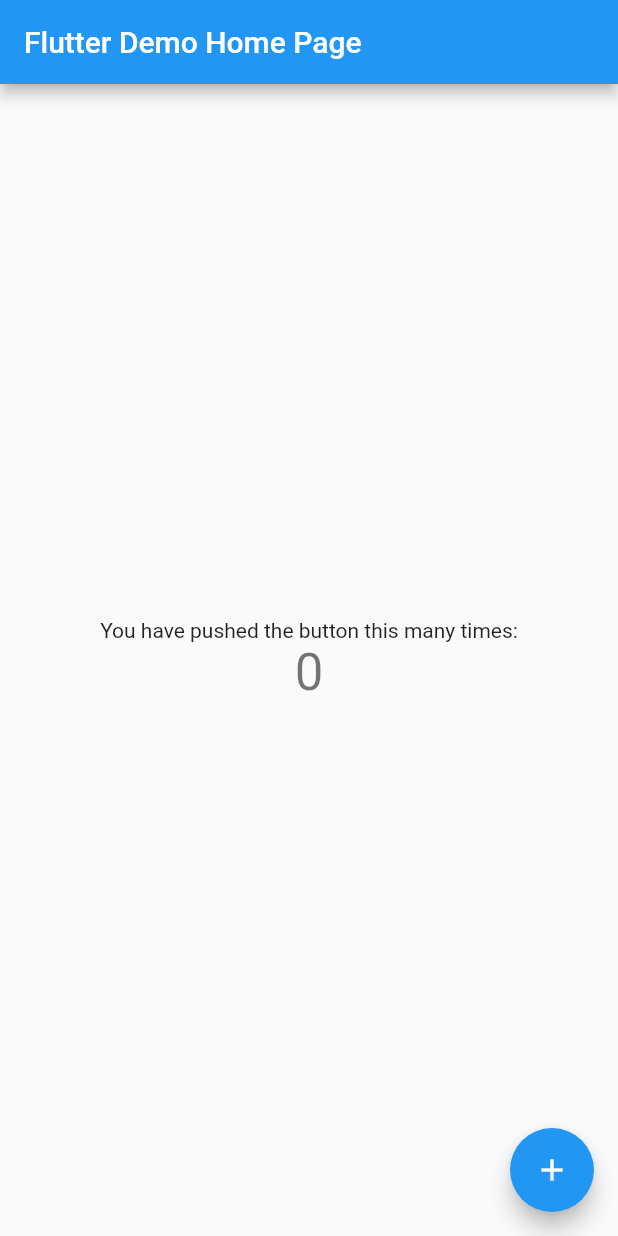
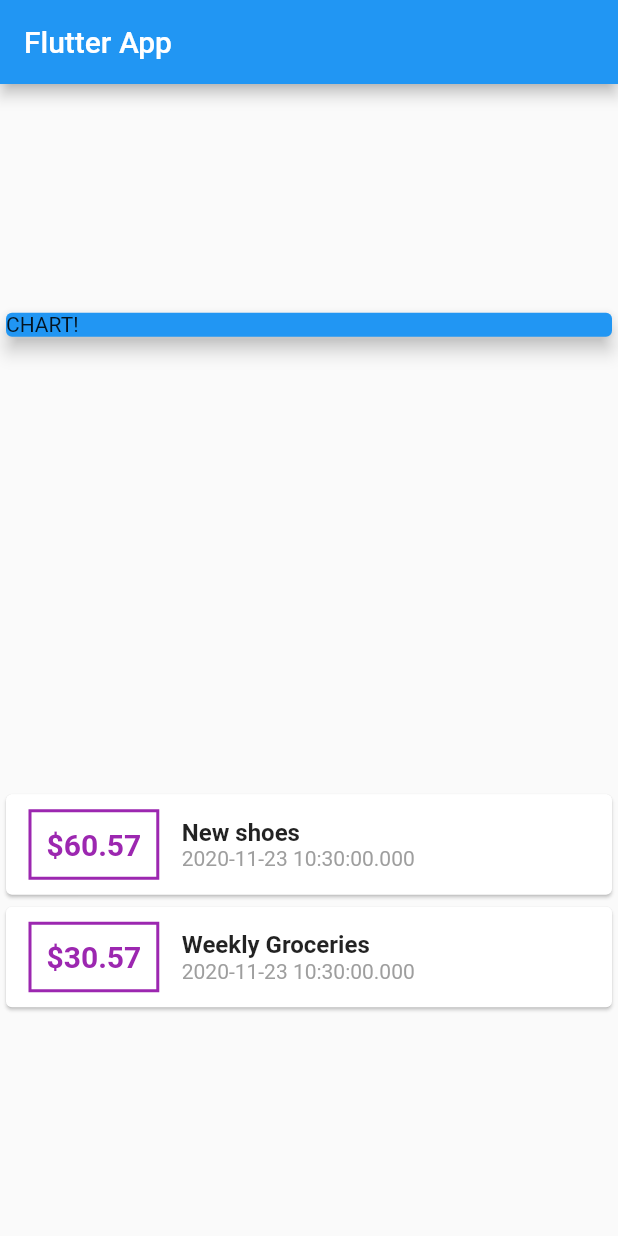
Before and after one commit to andreisas06/personal-expenses-app, a Flutter app: the screen it shows after launch, on a phone screen of 412 x 824 dp. Run offline on Flutter 3.47's test engine with Material 2 defaults, Android fonts, the phone set to English and light mode, and no system bars.

Commit message:
designed the transaction cards

```diff
--- a/lib/main.dart
+++ b/lib/main.dart
@@ -1,113 +1,89 @@
 import 'package:flutter/material.dart';
+import './transaction.dart';
 
-void main() {
-  runApp(MyApp());
-}
+void main() => runApp(MyApp());
 
 class MyApp extends StatelessWidget {
-  // This widget is the root of your application.
   @override
   Widget build(BuildContext context) {
     return MaterialApp(
-      title: 'Flutter Demo',
-      theme: ThemeData(
-        // This is the theme of your application.
-        //
-        // Try running your application with "flutter run". You'll see the
-        // application has a blue toolbar. Then, without quitting the app, try
-        // changing the primarySwatch below to Colors.green and then invoke
-        // "hot reload" (press "r" in the console where you ran "flutter run",
-        // or simply save your changes to "hot reload" in a Flutter IDE).
-        // Notice that the counter didn't reset back to zero; the application
-        // is not restarted.
-        primarySwatch: Colors.blue,
-      ),
-      home: MyHomePage(title: 'Flutter Demo Home Page'),
+      title: 'Flutter App',
+      home: MyHomePage(),
     );
   }
 }
 
-class MyHomePage extends StatefulWidget {
-  MyHomePage({Key key, this.title}) : super(key: key);
-
-  // This widget is the home page of your application. It is stateful, meaning
-  // that it has a State object (defined below) that contains fields that affect
-  // how it looks.
-
-  // This class is the configuration for the state. It holds the values (in this
-  // case the title) provided by the parent (in this case the App widget) and
-  // used by the build method of the State. Fields in a Widget subclass are
-  // always marked "final".
-
-  final String title;
-
-  @override
-  _MyHomePageState createState() => _MyHomePageState();
-}
-
-class _MyHomePageState extends State<MyHomePage> {
-  int _counter = 0;
-
-  void _incrementCounter() {
-    setState(() {
-      // This call to setState tells the Flutter framework that something has
-      // changed in this State, which causes it to rerun the build method below
-      // so that the display can reflect the updated values. If we changed
-      // _counter without calling setState(), then the build method would not be
-      // called again, and so nothing would appear to happen.
-      _counter++;
-    });
-  }
+class MyHomePage extends StatelessWidget {
+  final List<Transaction> transactions = [
+    Transaction(
+        id: 't1', title: 'New shoes', amount: 60.57, date: DateTime.now()),
+    Transaction(
+        id: 't2',
+        title: 'Weekly Groceries',
+        amount: 30.57,
+        date: DateTime.now())
+  ];
 
   @override
   Widget build(BuildContext context) {
-    // This method is rerun every time setState is called, for instance as done
-    // by the _incrementCounter method above.
-    //
-    // The Flutter framework has been optimized to make rerunning build methods
-    // fast, so that you can just rebuild anything that needs updating rather
-    // than having to individually change instances of widgets.
     return Scaffold(
         appBar: AppBar(
-        // Here we take the value from the MyHomePage object that was created by
-        // the App.build method, and use it to set our appbar title.
-        title: Text(widget.title),
+          title: Text('Flutter App'),
         ),
-      body: Center(
-        // Center is a layout widget. It takes a single child and positions it
-        // in the middle of the parent.
-        child: Column(
-          // Column is also a layout widget. It takes a list of children and
-          // arranges them vertically. By default, it sizes itself to fit its
-          // children horizontally, and tries to be as tall as its parent.
-          //
-          // Invoke "debug painting" (press "p" in the console, choose the
-          // "Toggle Debug Paint" action from the Flutter Inspector in Android
-          // Studio, or the "Toggle Debug Paint" command in Visual Studio Code)
-          // to see the wireframe for each widget.
-          //
-          // Column has various properties to control how it sizes itself and
-          // how it positions its children. Here we use mainAxisAlignment to
-          // center the children vertically; the main axis here is the vertical
-          // axis because Columns are vertical (the cross axis would be
-          // horizontal).
-          mainAxisAlignment: MainAxisAlignment.center,
+        body: Column(
+          mainAxisAlignment: MainAxisAlignment.spaceAround,
+          crossAxisAlignment: CrossAxisAlignment.stretch,
           children: <Widget>[
+            Container(
+              width: double.infinity,
+              child: Card(
+                color: Colors.blue,
+                child: Text('CHART!'),
+                elevation: 5,
+              ),
+            ),
+            Column(
+              children: transactions.map((tx) {
+                return Card(
+                  child: Row(
+                    children: [
+                      Container(
+                        margin:
+                            EdgeInsets.symmetric(vertical: 10, horizontal: 15),
+                        decoration: BoxDecoration(
+                            border: Border.all(
+                          color: Colors.purple,
+                          width: 2,
+                        )),
+                        padding: EdgeInsets.all(10),
+                        child: Text(
+                          '\$${tx.amount}',
+                          style: TextStyle(
+                              fontWeight: FontWeight.bold,
+                              fontSize: 20,
+                              color: Colors.purple),
+                        ),
+                      ),
+                      Column(
+                        crossAxisAlignment: CrossAxisAlignment.start,
+                        children: [
                           Text(
-              'You have pushed the button this many times:',
+                            tx.title,
+                            style: TextStyle(
+                                fontSize: 16, fontWeight: FontWeight.bold),
                           ),
                           Text(
-              '$_counter',
-              style: Theme.of(context).textTheme.headline4,
+                            tx.date.toString(),
+                            style: TextStyle(color: Colors.grey),
                           ),
                         ],
+                      )
+                    ],
                   ),
-      ),
-      floatingActionButton: FloatingActionButton(
-        onPressed: _incrementCounter,
-        tooltip: 'Increment',
-        child: Icon(Icons.add),
-      ), // This trailing comma makes auto-formatting nicer for build methods.
                 );
+              }).toList(),
+            )
+          ],
+        ));
   }
 }
--- /dev/null
+++ b/lib/transaction.dart
@@ -0,0 +1,15 @@
+import 'package:flutter/material.dart';
+import 'package:flutter/foundation.dart';
+
+class Transaction {
+  final String id;
+  final String title;
+  final double amount;
+  final DateTime date;
+
+  Transaction(
+      {@required this.id,
+      @required this.title,
+      @required this.amount,
+      @required this.date});
+}
```
Also changed, not shown: 1 other file. Lines whose indentation alone changed are shown as unchanged.
